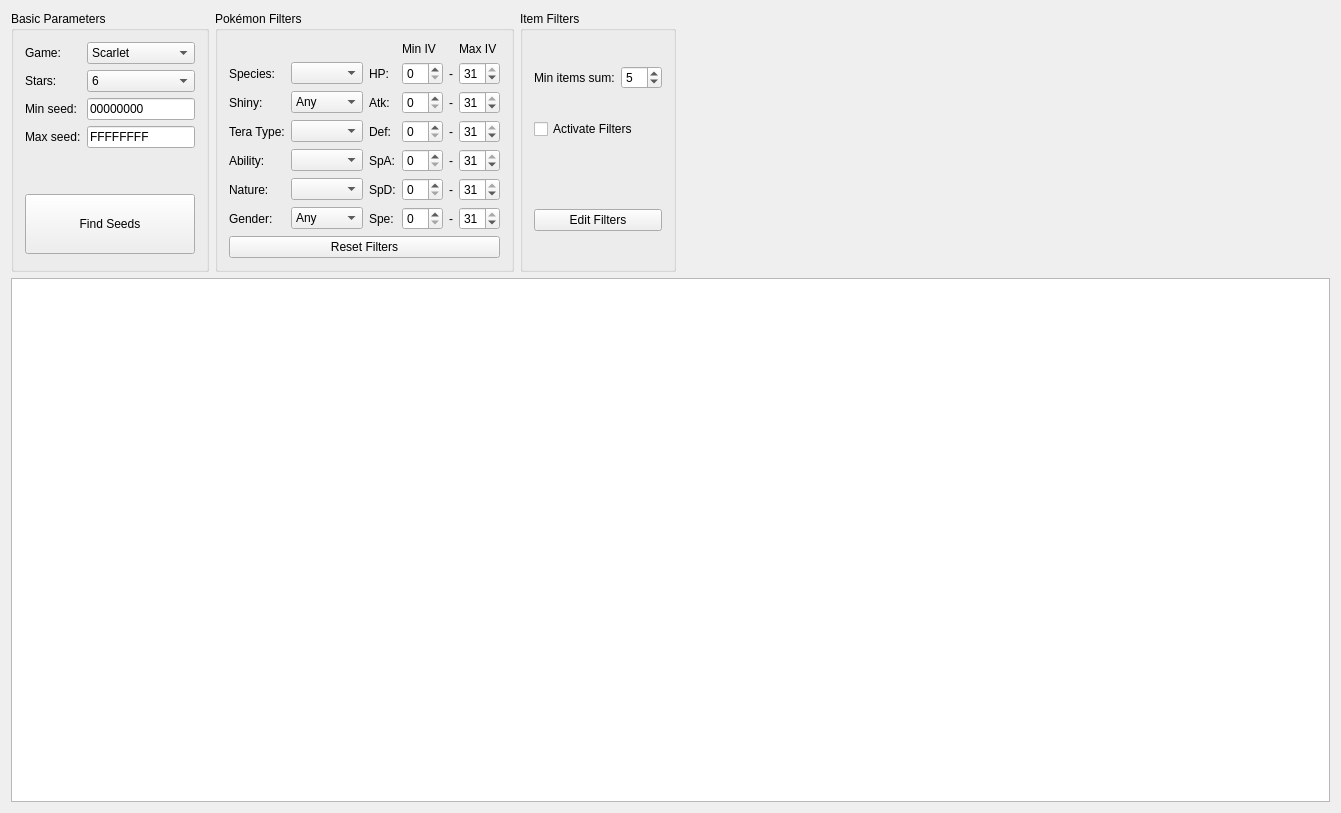
MewTracker/sv-research, file RaidCalc/RaidCalc.ui: the form before one commit.
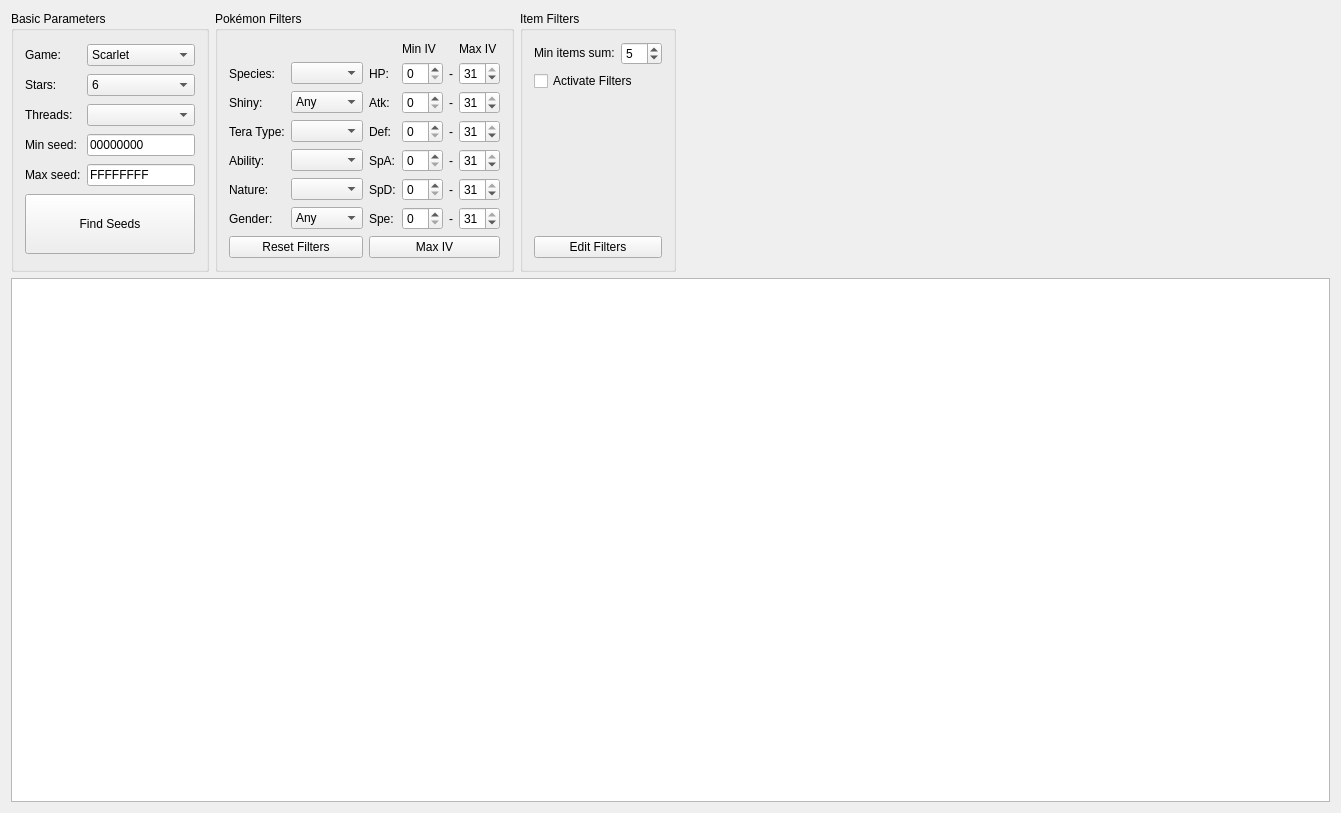
The form after the commit.

Commit message: Multiple improvements - Improved Pokemon search performance - Improved UI performance - Configurable thread count - Added max IV button - Fixed reset filters button - Fixed thread handle leak

```diff
--- a/RaidCalc/RaidCalc.ui
+++ b/RaidCalc/RaidCalc.ui
@@ -14,7 +14,7 @@
    <string>RaidCalc</string>
   </property>
   <widget class="QWidget" name="centralWidget">
-   <layout class="QVBoxLayout" name="verticalLayout" stretch="0,0">
+   <layout class="QVBoxLayout" name="verticalLayout" stretch="0,1">
     <item>
      <layout class="QHBoxLayout" name="parametersHorizontalLayout">
       <item>
@@ -29,40 +29,6 @@
          <string>Basic Parameters</string>
         </property>
         <layout class="QGridLayout" name="gridLayout">
-         <item row="0" column="1">
-          <widget class="QComboBox" name="comboBoxGame">
-           <item>
-            <property name="text">
-             <string>Scarlet</string>
-            </property>
-           </item>
-           <item>
-            <property name="text">
-             <string>Violet</string>
-            </property>
-           </item>
-          </widget>
-         </item>
-         <item row="2" column="1">
-          <widget class="QLineEdit" name="editMinSeed">
-           <property name="sizePolicy">
-            <sizepolicy hsizetype="Preferred" vsizetype="Fixed">
-             <horstretch>0</horstretch>
-             <verstretch>0</verstretch>
-            </sizepolicy>
-           </property>
-           <property name="text">
-            <string>00000000</string>
-           </property>
-          </widget>
-         </item>
-         <item row="0" column="0">
-          <widget class="QLabel" name="labelGame">
-           <property name="text">
-            <string>Game:</string>
-           </property>
-          </widget>
-         </item>
          <item row="1" column="0">
           <widget class="QLabel" name="labelStars">
            <property name="text">
@@ -70,19 +36,6 @@
            </property>
           </widget>
          </item>
-         <item row="5" column="0" colspan="2">
-          <widget class="QPushButton" name="buttonFindSeeds">
-           <property name="minimumSize">
-            <size>
-             <width>0</width>
-             <height>60</height>
-            </size>
-           </property>
-           <property name="text">
-            <string>Find Seeds</string>
-           </property>
-          </widget>
-         </item>
          <item row="1" column="1">
           <widget class="QComboBox" name="comboBoxStars">
            <property name="currentIndex">
@@ -120,48 +73,89 @@
            </item>
           </widget>
          </item>
-         <item row="3" column="0">
+         <item row="5" column="0" colspan="2">
+          <widget class="QPushButton" name="buttonFindSeeds">
+           <property name="minimumSize">
+            <size>
+             <width>0</width>
+             <height>60</height>
+            </size>
+           </property>
+           <property name="text">
+            <string>Find Seeds</string>
+           </property>
+          </widget>
+         </item>
+         <item row="3" column="1">
+          <widget class="QLineEdit" name="editMinSeed">
+           <property name="sizePolicy">
+            <sizepolicy hsizetype="Preferred" vsizetype="Fixed">
+             <horstretch>0</horstretch>
+             <verstretch>0</verstretch>
+            </sizepolicy>
+           </property>
+           <property name="text">
+            <string>00000000</string>
+           </property>
+          </widget>
+         </item>
+         <item row="4" column="1">
+          <widget class="QLineEdit" name="editMaxSeed">
+           <property name="sizePolicy">
+            <sizepolicy hsizetype="Preferred" vsizetype="Fixed">
+             <horstretch>0</horstretch>
+             <verstretch>0</verstretch>
+            </sizepolicy>
+           </property>
+           <property name="text">
+            <string>FFFFFFFF</string>
+           </property>
+          </widget>
+         </item>
+         <item row="2" column="0">
+          <widget class="QLabel" name="labelThreads">
+           <property name="text">
+            <string>Threads:</string>
+           </property>
+          </widget>
+         </item>
+         <item row="4" column="0">
           <widget class="QLabel" name="labelMaxSeed">
            <property name="text">
             <string>Max seed:</string>
            </property>
           </widget>
          </item>
-         <item row="2" column="0">
+         <item row="0" column="0">
+          <widget class="QLabel" name="labelGame">
+           <property name="text">
+            <string>Game:</string>
+           </property>
+          </widget>
+         </item>
+         <item row="3" column="0">
           <widget class="QLabel" name="labelMinSeed">
            <property name="text">
             <string>Min seed:</string>
            </property>
           </widget>
          </item>
-         <item row="3" column="1">
-          <widget class="QLineEdit" name="editMaxSeed">
-           <property name="sizePolicy">
-            <sizepolicy hsizetype="Preferred" vsizetype="Fixed">
-             <horstretch>0</horstretch>
-             <verstretch>0</verstretch>
-            </sizepolicy>
-           </property>
-           <property name="text">
-            <string>FFFFFFFF</string>
-           </property>
-          </widget>
+         <item row="2" column="1">
+          <widget class="QComboBox" name="comboBoxThreads"/>
          </item>
-         <item row="4" column="0">
-          <spacer name="spacer1">
-           <property name="orientation">
-            <enum>Qt::Vertical</enum>
-           </property>
-           <property name="sizeType">
-            <enum>QSizePolicy::Preferred</enum>
-           </property>
-           <property name="sizeHint" stdset="0">
-            <size>
-             <width>20</width>
-             <height>40</height>
-            </size>
-           </property>
-          </spacer>
+         <item row="0" column="1">
+          <widget class="QComboBox" name="comboBoxGame">
+           <item>
+            <property name="text">
+             <string>Scarlet</string>
+            </property>
+           </item>
+           <item>
+            <property name="text">
+             <string>Violet</string>
+            </property>
+           </item>
+          </widget>
          </item>
         </layout>
        </widget>
@@ -382,13 +376,6 @@
            </property>
           </widget>
          </item>
-         <item row="9" column="0" colspan="6">
-          <widget class="QPushButton" name="buttonResetPokemonFilters">
-           <property name="text">
-            <string>Reset Filters</string>
-           </property>
-          </widget>
-         </item>
          <item row="4" column="0">
           <widget class="QLabel" name="labelTeraType">
            <property name="text">
@@ -489,6 +476,20 @@
            </property>
           </widget>
          </item>
+         <item row="9" column="0" colspan="2">
+          <widget class="QPushButton" name="buttonResetPokemonFilters">
+           <property name="text">
+            <string>Reset Filters</string>
+           </property>
+          </widget>
+         </item>
+         <item row="9" column="2" colspan="4">
+          <widget class="QPushButton" name="buttonMaxIV">
+           <property name="text">
+            <string>Max IV</string>
+           </property>
+          </widget>
+         </item>
         </layout>
        </widget>
       </item>
@@ -497,53 +498,62 @@
         <property name="title">
          <string>Item Filters</string>
         </property>
+        <property name="alignment">
+         <set>Qt::AlignLeading|Qt::AlignLeft|Qt::AlignTop</set>
+        </property>
         <layout class="QGridLayout" name="gridLayout_2">
-         <item row="4" column="0" colspan="2">
-          <widget class="QPushButton" name="buttonEditFilters">
-           <property name="text">
-            <string>Edit Filters</string>
-           </property>
-          </widget>
-         </item>
-         <item row="0" column="1">
-          <widget class="QSpinBox" name="spinBoxMinItemsSum">
-           <property name="maximum">
-            <number>30</number>
-           </property>
-           <property name="value">
-            <number>5</number>
-           </property>
-          </widget>
-         </item>
          <item row="0" column="0">
           <widget class="QLabel" name="labelMinItemsSum">
+           <property name="sizePolicy">
+            <sizepolicy hsizetype="Preferred" vsizetype="Fixed">
+             <horstretch>0</horstretch>
+             <verstretch>0</verstretch>
+            </sizepolicy>
+           </property>
            <property name="text">
             <string>Min items sum:</string>
            </property>
           </widget>
          </item>
-         <item row="1" column="0" colspan="2">
+         <item row="3" column="0">
+          <spacer name="verticalSpacer">
+           <property name="orientation">
+            <enum>Qt::Vertical</enum>
+           </property>
+           <property name="sizeType">
+            <enum>QSizePolicy::Expanding</enum>
+           </property>
+           <property name="sizeHint" stdset="0">
+            <size>
+             <width>20</width>
+             <height>40</height>
+            </size>
+           </property>
+          </spacer>
+         </item>
+         <item row="0" column="1">
+          <widget class="QSpinBox" name="spinBoxMinItemsSum">
+           <property name="maximum">
+            <number>30</number>
+           </property>
+           <property name="value">
+            <number>5</number>
+           </property>
+          </widget>
+         </item>
+         <item row="2" column="0" colspan="2">
           <widget class="QCheckBox" name="checkboxItemFilters">
            <property name="text">
             <string>Activate Filters</string>
            </property>
           </widget>
          </item>
-         <item row="3" column="0">
-          <spacer name="verticalSpacer">
-           <property name="orientation">
-            <enum>Qt::Vertical</enum>
+         <item row="4" column="0" colspan="2">
+          <widget class="QPushButton" name="buttonEditFilters">
+           <property name="text">
+            <string>Edit Filters</string>
            </property>
-           <property name="sizeType">
-            <enum>QSizePolicy::Preferred</enum>
-           </property>
-           <property name="sizeHint" stdset="0">
-            <size>
-             <width>20</width>
-             <height>40</height>
-            </size>
-           </property>
-          </spacer>
+          </widget>
          </item>
         </layout>
        </widget>
@@ -553,6 +563,9 @@
         <property name="orientation">
          <enum>Qt::Horizontal</enum>
         </property>
+        <property name="sizeType">
+         <enum>QSizePolicy::Expanding</enum>
+        </property>
         <property name="sizeHint" stdset="0">
          <size>
           <width>40</width>
```
The commit also changes 7 other files.
